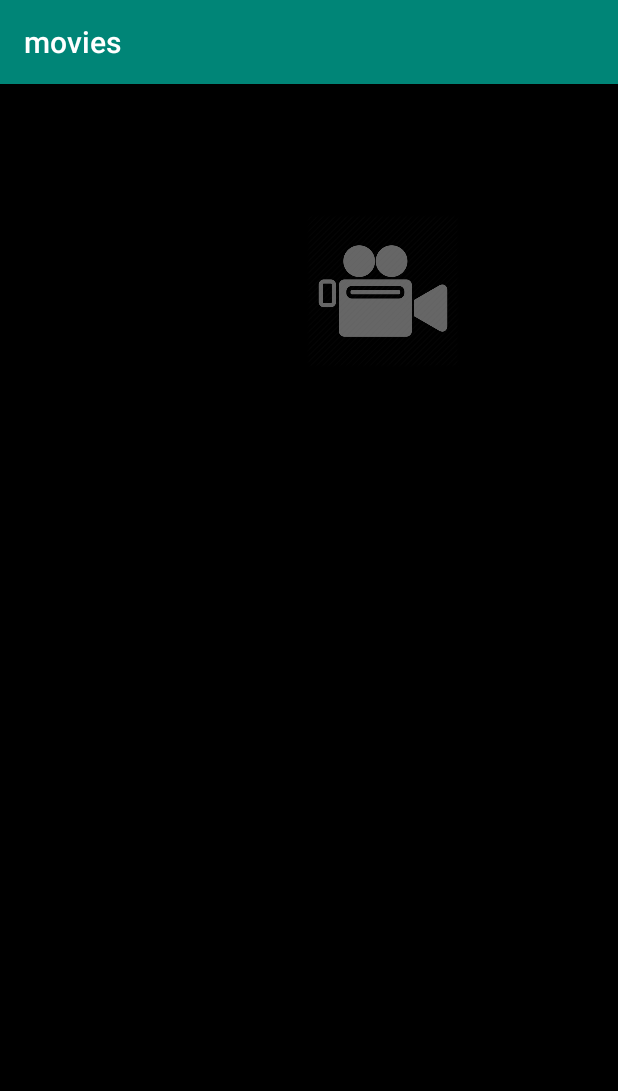
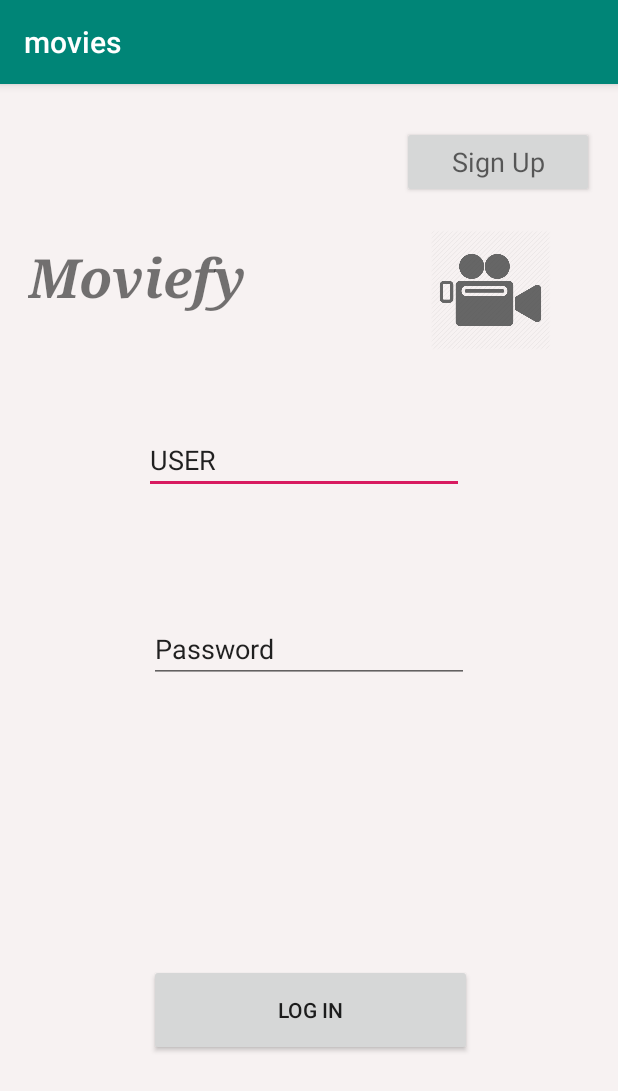
Before and after one commit to arielsanchez2018/movies, an Android app: the screen it shows after launch (MainActivity), on a phone screen of 412 x 824 dp. Shown: the top 1091 px of the screen. Run offline under Robolectric (Android 15) with nearby library versions, the phone set to English and light mode, and no system bars.

Commit message:
3rd commit. Development of home_screen UI. Will proceed to develop a new activity with Intent for the LogIn and Signup Buttons

```diff
--- a/app/src/main/res/layout/home_screen.xml
+++ b/app/src/main/res/layout/home_screen.xml
@@ -6,22 +6,89 @@
     android:layout_width="match_parent"
 
     android:layout_height="match_parent"
-    android:background="@android:color/background_dark"
+    android:background="#F7F2F2"
     tools:context=".MainActivity">
 
     <ImageView
-        android:layout_width="136dp"
-        android:layout_height="101dp"
-        android:layout_marginEnd="32dp"
-        android:layout_marginRight="32dp"
+        android:id="@+id/imageView"
+        android:layout_width="114dp"
+        android:layout_height="80dp"
+        android:layout_marginEnd="28dp"
+        android:layout_marginRight="28dp"
         android:background="#00131111"
         android:src="@drawable/logo_3"
         app:layout_constraintBottom_toBottomOf="parent"
         app:layout_constraintEnd_toEndOf="parent"
-        app:layout_constraintHorizontal_bias="0.769"
         app:layout_constraintRight_toRightOf="parent"
+        app:layout_constraintTop_toTopOf="parent"
+        app:layout_constraintVertical_bias="0.141" />
+
+    <Button
+        android:id="@+id/sign_up"
+        android:layout_width="128dp"
+        android:layout_height="48dp"
+        android:layout_marginEnd="16dp"
+        android:layout_marginRight="16dp"
+        android:layout_marginBottom="16dp"
+        android:text="Sign Up"
+        android:textAppearance="@style/TextAppearance.AppCompat.Display2"
+        android:textSize="18sp"
+        app:layout_constraintBottom_toTopOf="@+id/imageView"
+        app:layout_constraintEnd_toEndOf="parent"
+        app:layout_constraintHorizontal_bias="1.0"
         app:layout_constraintStart_toStartOf="parent"
         app:layout_constraintTop_toTopOf="parent"
-        app:layout_constraintVertical_bias="0.131" />
+        app:layout_constraintVertical_bias="0.842" />
+
+    <TextView
+        android:id="@+id/company_name"
+        android:layout_width="225dp"
+        android:layout_height="68dp"
+        android:layout_marginTop="104dp"
+        android:text="Moviefy"
+        android:textSize="36sp"
+        android:textStyle="bold|italic"
+        app:fontFamily="serif"
+        app:layout_constraintEnd_toStartOf="@+id/imageView"
+        app:layout_constraintHorizontal_bias="0.423"
+        app:layout_constraintStart_toStartOf="parent"
+        app:layout_constraintTop_toTopOf="parent" />
+
+    <EditText
+        android:id="@+id/User"
+        android:layout_width="wrap_content"
+        android:layout_height="wrap_content"
+        android:layout_marginTop="56dp"
+        android:ems="10"
+        android:inputType="textPersonName"
+        android:text="USER"
+        app:layout_constraintEnd_toEndOf="parent"
+        app:layout_constraintHorizontal_bias="0.484"
+        app:layout_constraintStart_toStartOf="parent"
+        app:layout_constraintTop_toBottomOf="@+id/company_name" />
+
+    <EditText
+        android:id="@+id/Pass"
+        android:layout_width="wrap_content"
+        android:layout_height="wrap_content"
+        android:ems="10"
+        android:inputType="textPersonName"
+        android:text="Password"
+        app:layout_constraintBottom_toTopOf="@+id/log_in"
+        app:layout_constraintEnd_toEndOf="parent"
+        app:layout_constraintStart_toStartOf="parent"
+        app:layout_constraintTop_toBottomOf="@+id/User"
+        app:layout_constraintVertical_bias="0.302" />
+
+    <Button
+        android:id="@+id/log_in"
+        android:layout_width="215dp"
+        android:layout_height="61dp"
+        android:layout_marginBottom="120dp"
+        android:text="Log In"
+        app:layout_constraintBottom_toBottomOf="parent"
+        app:layout_constraintEnd_toEndOf="parent"
+        app:layout_constraintHorizontal_bias="0.505"
+        app:layout_constraintStart_toStartOf="parent" />
 
 </androidx.constraintlayout.widget.ConstraintLayout>
```
